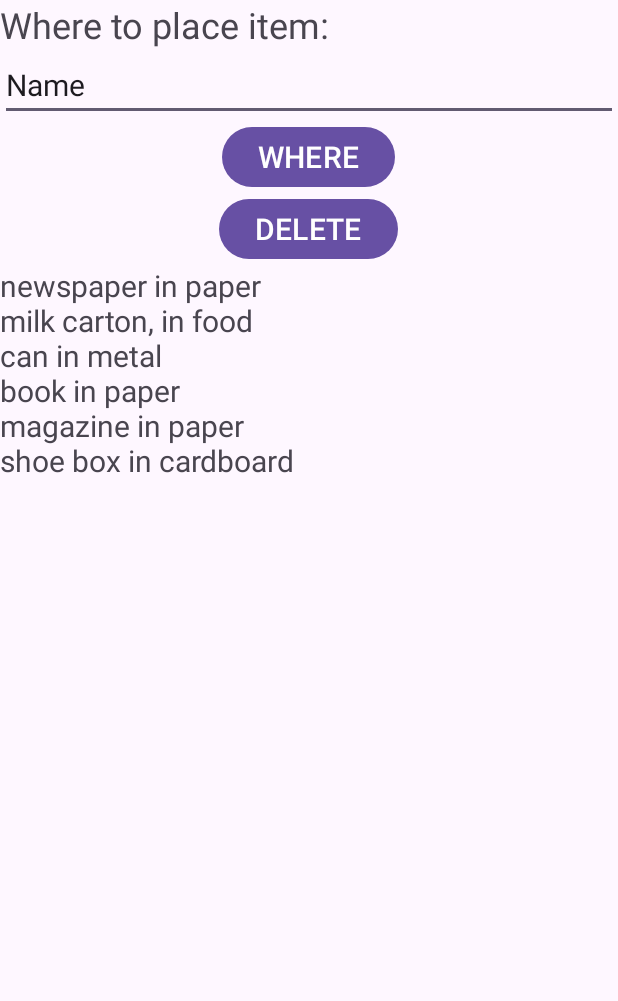
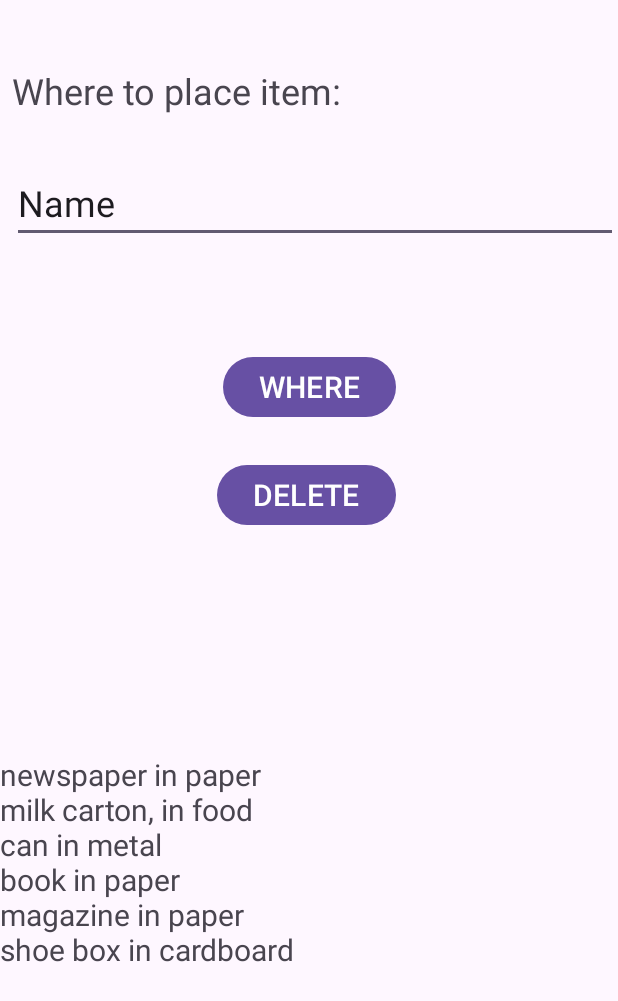
Before and after one commit to saif1448/GarbageSortingApp, an Android app: the screen it shows after launch (MainActivity), on a phone screen of 412 x 824 dp. Shown: the top 1001 px of the screen. Run offline under Robolectric (Android 15) with nearby library versions, the phone set to English and light mode, and no system bars.

Commit message:
added constraint layout

```diff
--- a/app/src/main/res/layout-land/activity_main.xml
+++ b/app/src/main/res/layout-land/activity_main.xml
@@ -1,23 +1,31 @@
 <?xml version="1.0" encoding="utf-8"?>
-<LinearLayout xmlns:android="http://schemas.android.com/apk/res/android"
-    android:orientation="horizontal"
+<androidx.constraintlayout.widget.ConstraintLayout xmlns:android="http://schemas.android.com/apk/res/android"
+    xmlns:app="http://schemas.android.com/apk/res-auto"
+    xmlns:tools="http://schemas.android.com/tools"
+    android:id="@+id/linearLayout4"
     android:layout_width="match_parent"
-    android:layout_height="match_parent">
+    android:layout_height="match_parent"
+    android:orientation="horizontal">
 
     <FrameLayout
         android:id="@+id/container_ui"
-        android:layout_width="0dp"
-        android:layout_height="match_parent"
-        android:layout_weight="1">
-<!--        >-->
-
-    </FrameLayout>
+        android:layout_width="312dp"
+        android:layout_height="0dp"
+        android:layout_weight="1"
+        app:layout_constraintBottom_toBottomOf="parent"
+        app:layout_constraintStart_toStartOf="parent"
+        app:layout_constraintTop_toTopOf="parent"></FrameLayout>
 
     <FrameLayout
         android:id="@+id/container_list"
-        android:layout_width="0dp"
-        android:layout_height="match_parent"
-        android:layout_weight="1.30">
+        android:layout_width="407dp"
+        android:layout_height="0dp"
+        android:layout_weight="1.30"
+        app:layout_constraintBottom_toBottomOf="parent"
+        app:layout_constraintEnd_toEndOf="parent"
+        app:layout_constraintHorizontal_bias="1.0"
+        app:layout_constraintStart_toEndOf="@+id/container_ui"
+        app:layout_constraintTop_toTopOf="parent">
 
     </FrameLayout>
-</LinearLayout>
+</androidx.constraintlayout.widget.ConstraintLayout>
--- a/app/src/main/res/layout/activity_main.xml
+++ b/app/src/main/res/layout/activity_main.xml
@@ -1,22 +1,29 @@
 <?xml version="1.0" encoding="utf-8"?>
-<LinearLayout
-    xmlns:android="http://schemas.android.com/apk/res/android"
-    android:layout_height="match_parent"
+<androidx.constraintlayout.widget.ConstraintLayout xmlns:android="http://schemas.android.com/apk/res/android"
+    xmlns:app="http://schemas.android.com/apk/res-auto"
+    xmlns:tools="http://schemas.android.com/tools"
+    android:id="@+id/linearLayout2"
     android:layout_width="match_parent"
-    android:orientation="vertical">
-
+    android:layout_height="match_parent">
 
     <FrameLayout
         android:id="@+id/container_ui"
-        android:layout_width="match_parent"
-        android:layout_height="wrap_content"
-        />
-<!--        android:layout_weight="1"-->
-
+        android:layout_width="412dp"
+        android:layout_height="364dp"
+        app:layout_constraintEnd_toEndOf="parent"
+        app:layout_constraintHorizontal_bias="1.0"
+        app:layout_constraintStart_toStartOf="parent"
+        app:layout_constraintTop_toTopOf="parent" />
 
     <FrameLayout
         android:id="@+id/container_list"
-        android:layout_width="match_parent"
-        android:layout_height="wrap_content" />
-<!--        android:layout_weight="1"/>-->
-</LinearLayout>
+        android:layout_width="410dp"
+        android:layout_height="321dp"
+        app:layout_constraintBottom_toBottomOf="parent"
+        app:layout_constraintEnd_toEndOf="parent"
+        app:layout_constraintHorizontal_bias="0.0"
+        app:layout_constraintStart_toStartOf="parent"
+        app:layout_constraintTop_toBottomOf="@+id/container_ui"
+        app:layout_constraintVertical_bias="1.0" />
+
+</androidx.constraintlayout.widget.ConstraintLayout>
--- a/app/src/main/res/layout/fragment_ui.xml
+++ b/app/src/main/res/layout/fragment_ui.xml
@@ -1,53 +1,62 @@
 <?xml version="1.0" encoding="utf-8"?>
-<LinearLayout xmlns:android="http://schemas.android.com/apk/res/android"
+<androidx.constraintlayout.widget.ConstraintLayout xmlns:android="http://schemas.android.com/apk/res/android"
+    xmlns:app="http://schemas.android.com/apk/res-auto"
+    xmlns:tools="http://schemas.android.com/tools"
+    android:id="@+id/linearLayout"
     android:layout_width="match_parent"
-    android:layout_height="match_parent"
-    android:orientation="vertical">
-
+    android:layout_height="match_parent">
 
     <TextView
         android:id="@+id/textView"
-        android:layout_width="match_parent"
+        android:layout_width="0dp"
         android:layout_height="wrap_content"
+        android:layout_marginStart="8dp"
+        android:layout_marginTop="44dp"
+        android:layout_marginEnd="8dp"
         android:text="Where to place item:"
-        android:textSize="24sp" />
+        android:textSize="24sp"
+        app:layout_constraintEnd_toEndOf="parent"
+        app:layout_constraintHorizontal_bias="0.0"
+        app:layout_constraintStart_toStartOf="parent"
+        app:layout_constraintTop_toTopOf="parent" />
 
     <EditText
         android:id="@+id/editTexUi"
-        android:layout_width="match_parent"
+        android:layout_width="0dp"
         android:layout_height="wrap_content"
+        android:layout_marginStart="8dp"
+        android:layout_marginTop="32dp"
         android:ems="10"
         android:inputType="text"
         android:text="Name"
-        android:textSize="20sp" />
+        android:textSize="24sp"
+        app:layout_constraintEnd_toEndOf="parent"
+        app:layout_constraintHorizontal_bias="0.0"
+        app:layout_constraintStart_toStartOf="parent"
+        app:layout_constraintTop_toBottomOf="@+id/textView" />
 
     <Button
         android:id="@+id/where_btn"
         android:layout_width="wrap_content"
         android:layout_height="wrap_content"
+        android:layout_marginTop="72dp"
         android:text="WHERE"
         android:textSize="20sp"
-        android:layout_gravity="center"
-        />
-
-<!--    <Button-->
-<!--        android:id="@+id/add_item_btn"-->
-<!--        android:layout_width="wrap_content"-->
-<!--        android:layout_height="wrap_content"-->
-<!--        android:text="ADD A NEW ITEM"-->
-<!--        android:layout_gravity="center"-->
-<!--        android:textSize="20sp" />-->
+        app:layout_constraintEnd_toEndOf="parent"
+        app:layout_constraintStart_toStartOf="parent"
+        app:layout_constraintTop_toBottomOf="@+id/editTexUi" />
 
     <Button
         android:id="@+id/delete_btn"
         android:layout_width="wrap_content"
         android:layout_height="wrap_content"
+        android:layout_marginTop="24dp"
         android:text="DELETE"
         android:textSize="20sp"
-        android:layout_gravity="center"
-        />
+        app:layout_constraintEnd_toEndOf="parent"
+        app:layout_constraintHorizontal_bias="0.494"
+        app:layout_constraintStart_toStartOf="parent"
+        app:layout_constraintTop_toBottomOf="@+id/where_btn" />
 
 
-
-
-</LinearLayout>
+</androidx.constraintlayout.widget.ConstraintLayout>
```
